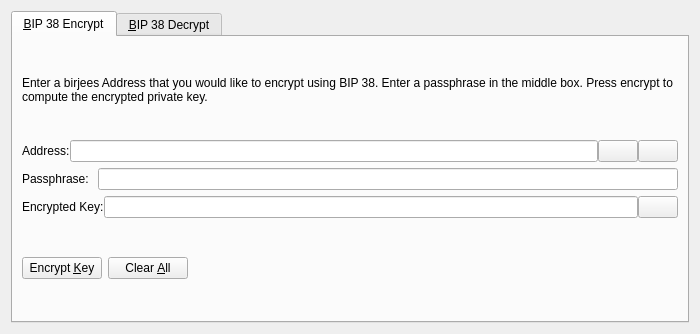
Before: the Qt Designer form src/qt/forms/bip38tooldialog.ui in Micenas/rogaverse, drawn with Qt 5.
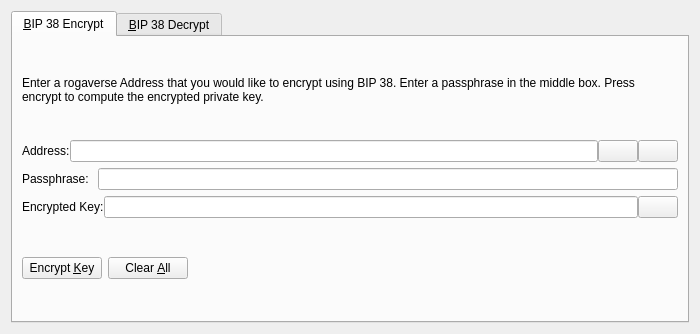
After: the same form once the commit is applied. The open tabs and pages were chosen to show the change. Icons and pictures are not drawn. Custom widgets are drawn as their Qt base class.

```diff
--- a/src/qt/forms/bip38tooldialog.ui
+++ b/src/qt/forms/bip38tooldialog.ui
@@ -30,7 +30,7 @@
        <item>
         <widget class="QLabel" name="infoLabel_ENC">
          <property name="text">
-          <string>Enter a birjees Address that you would like to encrypt using BIP 38. Enter a passphrase in the middle box. Press encrypt to compute the encrypted private key.</string>
+          <string>Enter a rogaverse Address that you would like to encrypt using BIP 38. Enter a passphrase in the middle box. Press encrypt to compute the encrypted private key.</string>
          </property>
          <property name="textFormat">
           <enum>Qt::PlainText</enum>
```
Left out of the diff: 24 changed lines with no effect on the pictures.
